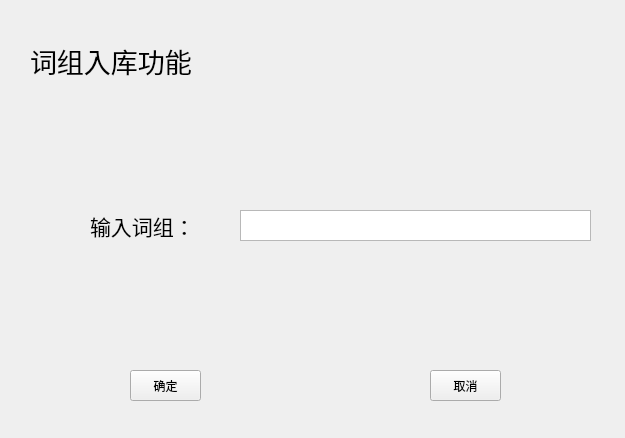
The window that PythonUi/Add_dict_Frame.ui (NamelessLink/PNLPS) describes before a commit, drawn with Qt 5.
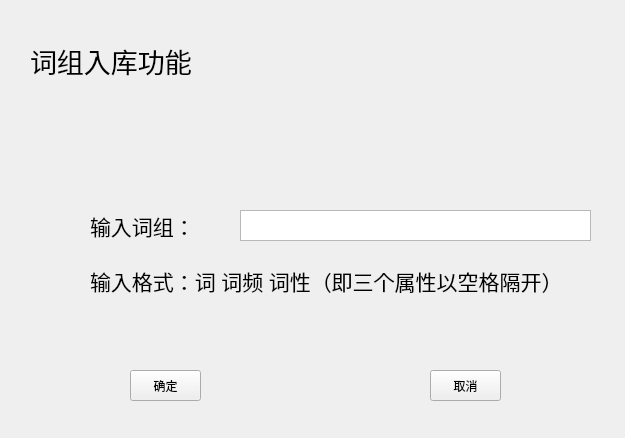
The same window after the commit.

The edit to the form file:
```diff
--- a/PythonUi/Add_dict_Frame.ui
+++ b/PythonUi/Add_dict_Frame.ui
@@ -91,6 +91,25 @@
      <string>确定</string>
     </property>
    </widget>
+   <widget class="QLabel" name="label_3">
+    <property name="geometry">
+     <rect>
+      <x>90</x>
+      <y>260</y>
+      <width>471</width>
+      <height>41</height>
+     </rect>
+    </property>
+    <property name="font">
+     <font>
+      <family>Agency FB</family>
+      <pointsize>16</pointsize>
+     </font>
+    </property>
+    <property name="text">
+     <string>输入格式：词 词频 词性（即三个属性以空格隔开）</string>
+    </property>
+   </widget>
   </widget>
  </widget>
  <resources/>
```
